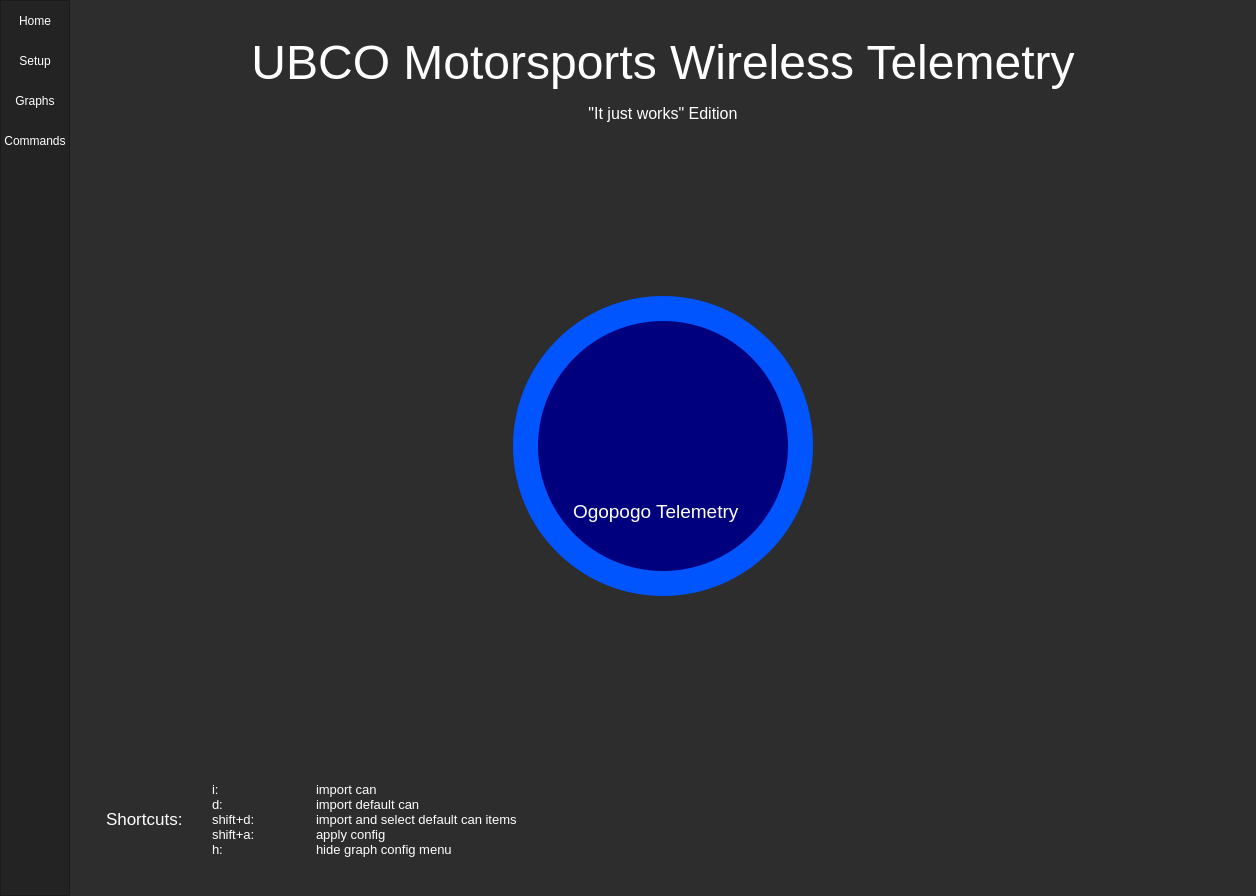
UBCO-Motorsports/WirelessTelemetryCapstone, file TelemetryViewer/ui_main.ui: the form before one commit.
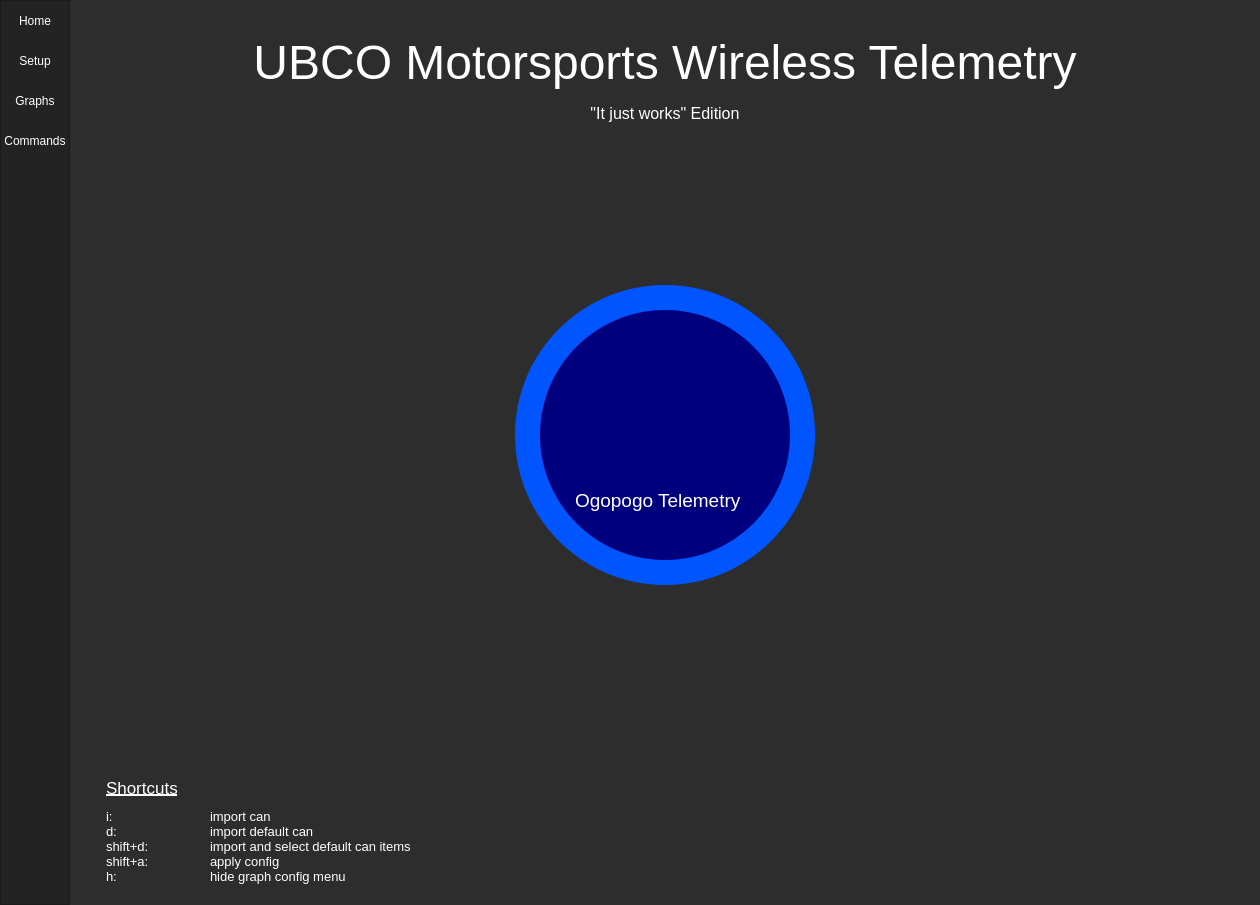
The form after the commit. The open tabs and pages were chosen to show the change. Icons and pictures are not drawn.

```diff
--- a/TelemetryViewer/ui_main.ui
+++ b/TelemetryViewer/ui_main.ui
@@ -6,8 +6,8 @@
    <rect>
     <x>0</x>
     <y>0</y>
-    <width>1256</width>
-    <height>896</height>
+    <width>1260</width>
+    <height>905</height>
    </rect>
   </property>
   <property name="minimumSize">
@@ -425,6 +425,12 @@
                  </item>
                  <item>
                   <widget class="QFrame" name="frame_8">
+                   <property name="minimumSize">
+                    <size>
+                     <width>0</width>
+                     <height>130</height>
+                    </size>
+                   </property>
                    <property name="maximumSize">
                     <size>
                      <width>16777215</width>
@@ -437,7 +443,7 @@
                    <property name="frameShadow">
                     <enum>QFrame::Raised</enum>
                    </property>
-                   <layout class="QHBoxLayout" name="horizontalLayout_21">
+                   <layout class="QVBoxLayout" name="verticalLayout_20">
                     <item>
                      <widget class="QLabel" name="label_34">
                       <property name="maximumSize">
@@ -449,6 +455,7 @@
                       <property name="font">
                        <font>
                         <pointsize>13</pointsize>
+                        <underline>true</underline>
                        </font>
                       </property>
                       <property name="styleSheet">
@@ -456,7 +463,7 @@
 border: 0px solid;</string>
                       </property>
                       <property name="text">
-                       <string>Shortcuts:</string>
+                       <string>Shortcuts</string>
                       </property>
                      </widget>
                     </item>
@@ -481,6 +488,9 @@
 shift+a:		apply config
 h:		hide graph config menu</string>
                       </property>
+                      <property name="textFormat">
+                       <enum>Qt::AutoText</enum>
+                      </property>
                      </widget>
                     </item>
                    </layout>
```
Left out of the diff: 6 changed lines with no effect on the pictures.
